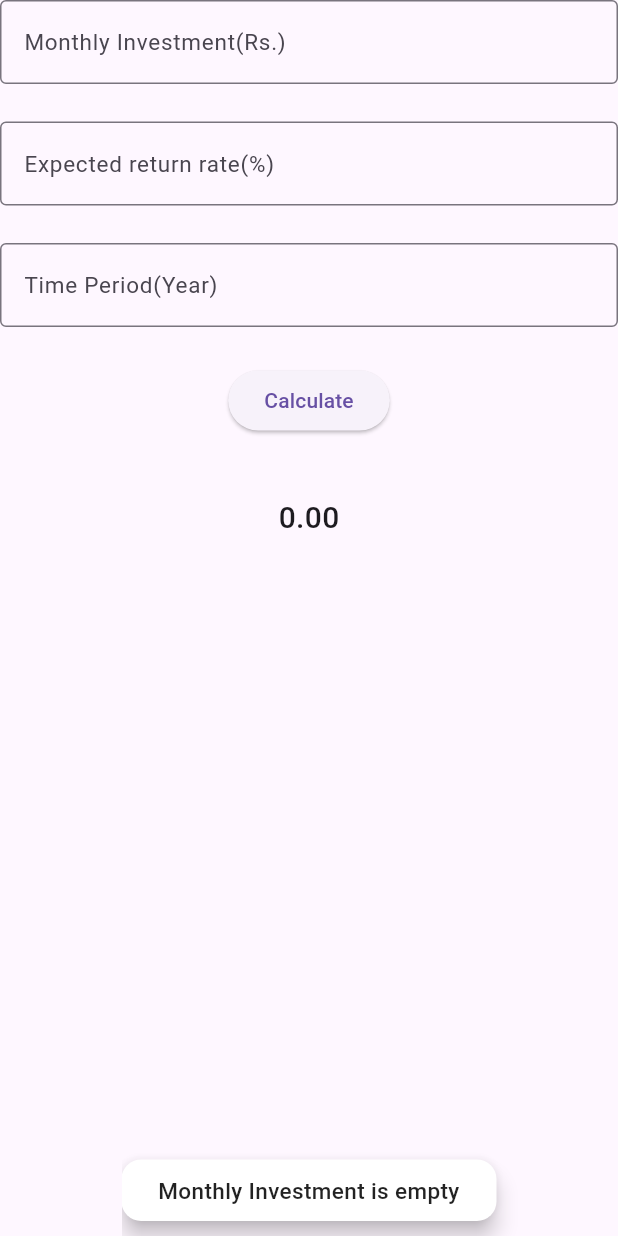
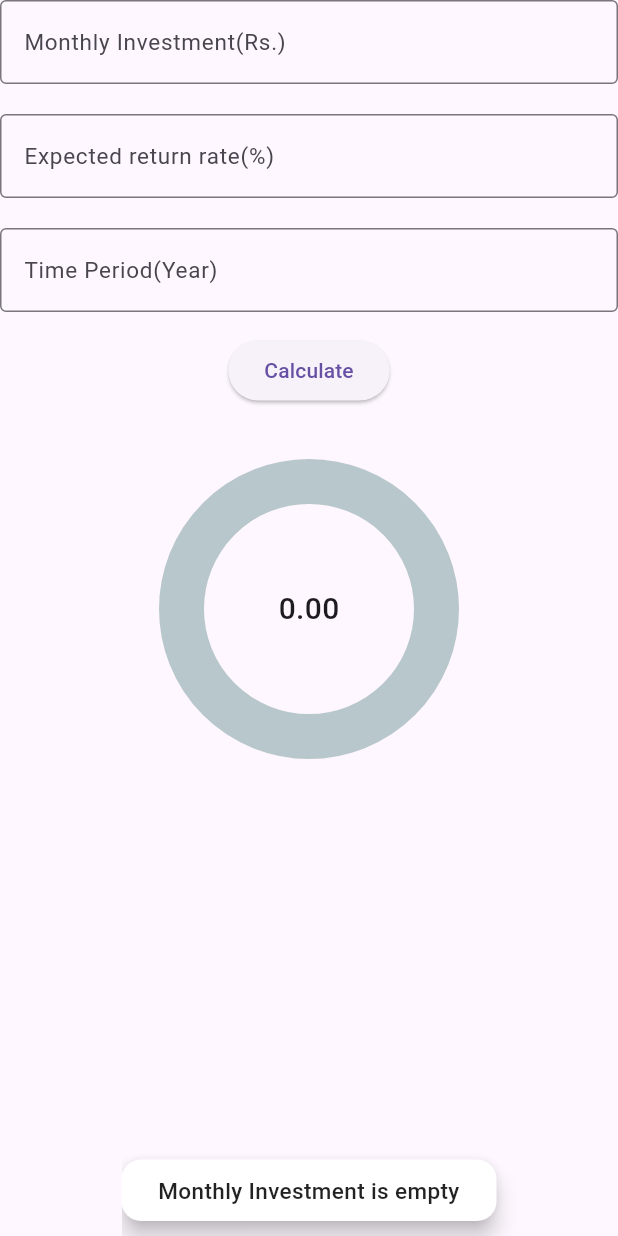
Before and after one commit to shuklamanan/Grow-Calculator, a Flutter app: the SIPCALC widget shown alone on an empty page, opened directly, after a tap on "Calculate", on a phone screen of 412 x 824 dp. Run offline on Flutter 3.47's test engine with Material 3 defaults, Android fonts, the light colour scheme and no system bars; drawn by our look-alikes of percent_indicator; missing offline and left inert: dart:ffi.

Commit message:
SIP donut graph available

```diff
--- a/lib/Calc/Sipcalc.dart
+++ b/lib/Calc/Sipcalc.dart
@@ -2,6 +2,7 @@ import 'dart:ffi';
 import 'dart:math';
 
 import 'package:flutter/material.dart';
+import 'package:percent_indicator/circular_percent_indicator.dart';
 
 class SIPCALC extends StatefulWidget {
   @override
@@ -100,6 +101,7 @@ class _SIPCALCState extends State<SIPCALC> {
   @override
   Widget build(BuildContext context) {
     return SingleChildScrollView(
+      scrollDirection: Axis.vertical,
       child: Column(
         children: [
           TextFormField(
@@ -115,7 +117,7 @@ class _SIPCALCState extends State<SIPCALC> {
             keyboardType: TextInputType.number,
           ),
           const SizedBox(
-            height: 25,
+            height: 20,
           ),
           TextFormField(
             controller: ctrl2,
@@ -130,7 +132,7 @@ class _SIPCALCState extends State<SIPCALC> {
             keyboardType: TextInputType.number,
           ),
           const SizedBox(
-            height: 25,
+            height: 20,
           ),
           TextFormField(
             controller: ctrl3,
@@ -145,29 +147,62 @@ class _SIPCALCState extends State<SIPCALC> {
             keyboardType: TextInputType.number,
           ),
           // f(ctrl1,ctrl2,ctrl3),
-          SizedBox(
-            height: 25,
+          const SizedBox(
+            height: 15,
           ),
           ElevatedButton(
               onPressed: () {
                 setState(() {
                   bool ans = f(ctrl1, ctrl2, ctrl3);
+                  print((double.parse(ctrl1.text.toString()) *
+                      double.parse(ctrl3.text.toString()) *
+                      12));
+                  print(m -
+                      (double.parse(ctrl1.text.toString()) *
+                          double.parse(ctrl3.text.toString()) *
+                          12));
                 });
               },
-              child: Text(
+              child: const Text(
                 'Calculate',
               )),
-          Padding(
-            padding: const EdgeInsets.only(top: 40.0),
-            child: Center(
-              child: Container(
-                child: Text(
-                  '${m.toStringAsFixed(2)}',
-                  style: TextStyle(fontSize: 20, fontWeight: FontWeight.w500),
-                ),
+          const SizedBox(
+            height: 35,
+          ),
+          Container(
+            width: 200,
+            height: 200,
+            child: CircularPercentIndicator(
+              radius: 100,
+              lineWidth: 30,
+              percent: (m > 0)
+                  ? ((double.parse(ctrl1.text.toString()) *
+                              double.parse(ctrl3.text.toString()) *
+                              12) >
+                          (m -
+                              (double.parse(ctrl1.text.toString()) *
+                                  double.parse(ctrl3.text.toString()) *
+                                  12)))
+                      ? ((m -
+                              (double.parse(ctrl1.text.toString()) *
+                                  double.parse(ctrl3.text.toString()) *
+                                  12)) /
+                          m)
+                      : ((m -
+                              (double.parse(ctrl1.text.toString()) *
+                                  double.parse(ctrl3.text.toString()) *
+                                  12)) /
+                          m)
+                  : 0,
+              progressColor: Colors.grey[500],
+              circularStrokeCap: CircularStrokeCap.round,
+              center: Text(
+                '${m.toStringAsFixed(2)}',
+                style:
+                    const TextStyle(fontSize: 20, fontWeight: FontWeight.w500),
               ),
             ),
-          )
+          ),
         ],
       ),
     );
--- a/pubspec.yaml
+++ b/pubspec.yaml
@@ -35,6 +35,7 @@ dependencies:
   # The following adds the Cupertino Icons font to your application.
   # Use with the CupertinoIcons class for iOS style icons.
   cupertino_icons: ^1.0.2
+  percent_indicator:
 
 dev_dependencies:
   flutter_test:
```
Also changed, not shown: pubspec.lock.
